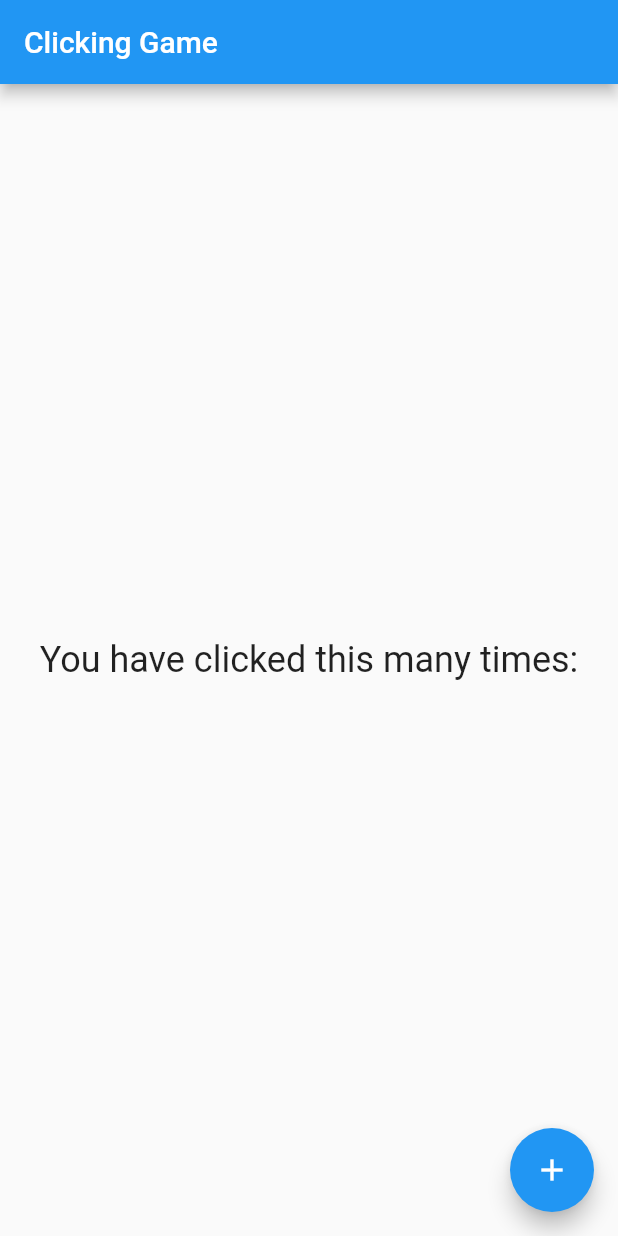
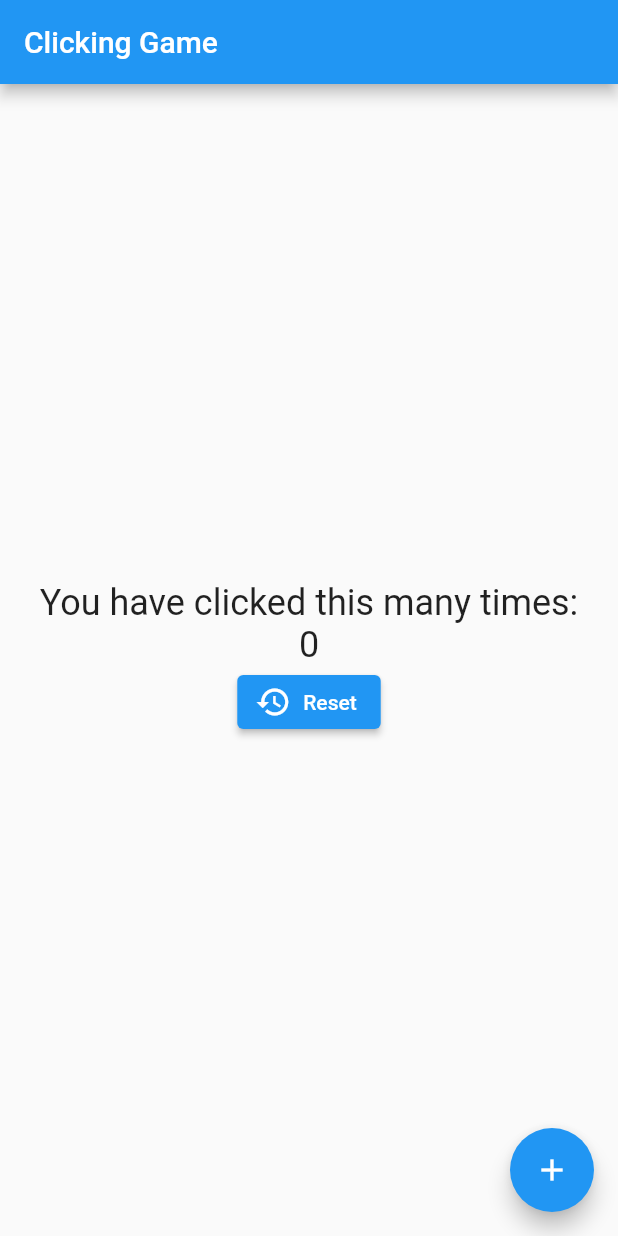
Before and after one commit to songyang-dev/vanier-mobile-stateful-widget, a Flutter app: the screen it shows after launch, on a phone screen of 412 x 824 dp. Run offline on Flutter 3.47's test engine with Material 2 defaults, Android fonts, the phone set to English and light mode, and no system bars.

Commit message:
Add reset button

```diff
--- a/lib/home/home.dart
+++ b/lib/home/home.dart
@@ -1,9 +1,16 @@
 import 'package:flutter/material.dart';
 
-class HomeScreen extends StatelessWidget {
+class HomeScreen extends StatefulWidget {
   const HomeScreen({
     super.key,
   });
+
+  @override
+  State<HomeScreen> createState() => _HomeScreenState();
+}
+
+class _HomeScreenState extends State<HomeScreen> {
+  int _counter = 0;
 
   @override
   Widget build(BuildContext context) {
@@ -12,13 +19,30 @@ class HomeScreen extends StatelessWidget {
         title: const Text("Clicking Game"),
       ),
       floatingActionButton: FloatingActionButton(
-        child: const Icon(Icons.add),
-        onPressed: () {},
-      ),
+          child: const Icon(Icons.add),
+          onPressed: () => setState(() => _counter++)),
       body: Center(
-        child: Text(
-          "You have clicked this many times:",
-          style: Theme.of(context).textTheme.headlineSmall,
+        child: Column(
+          mainAxisAlignment: MainAxisAlignment.center,
+          children: [
+            Text(
+              "You have clicked this many times:",
+              style: Theme.of(context).textTheme.headlineSmall,
+            ),
+            Text(
+              "$_counter",
+              style: Theme.of(context).textTheme.headlineSmall,
+            ),
+            ElevatedButton.icon(
+              onPressed: () => setState(
+                () {
+                  _counter = 0;
+                },
+              ),
+              icon: const Icon(Icons.restore),
+              label: const Text("Reset"),
+            ),
+          ],
         ),
       ),
     );
```
